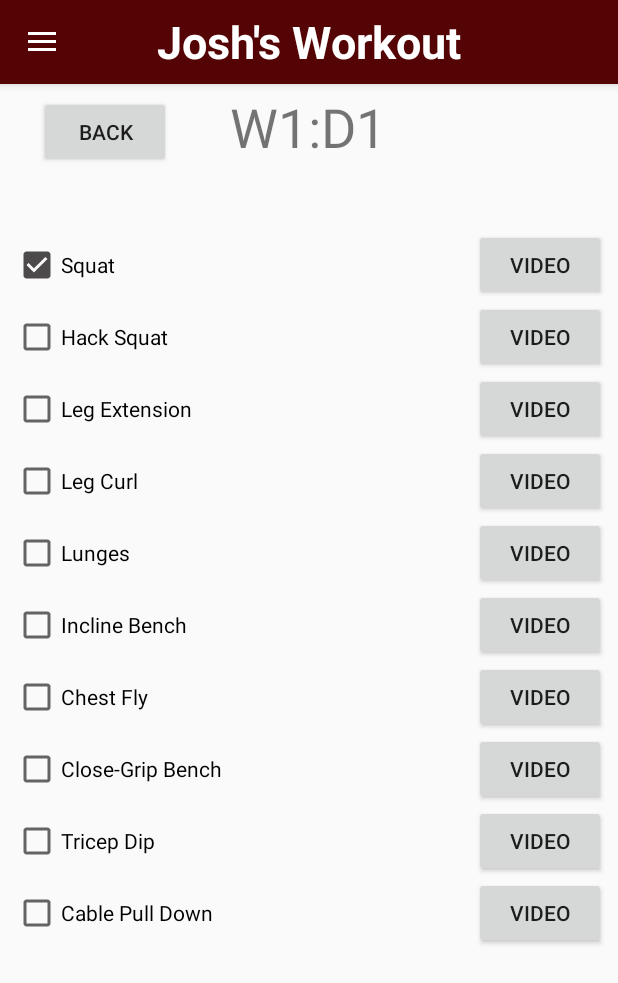
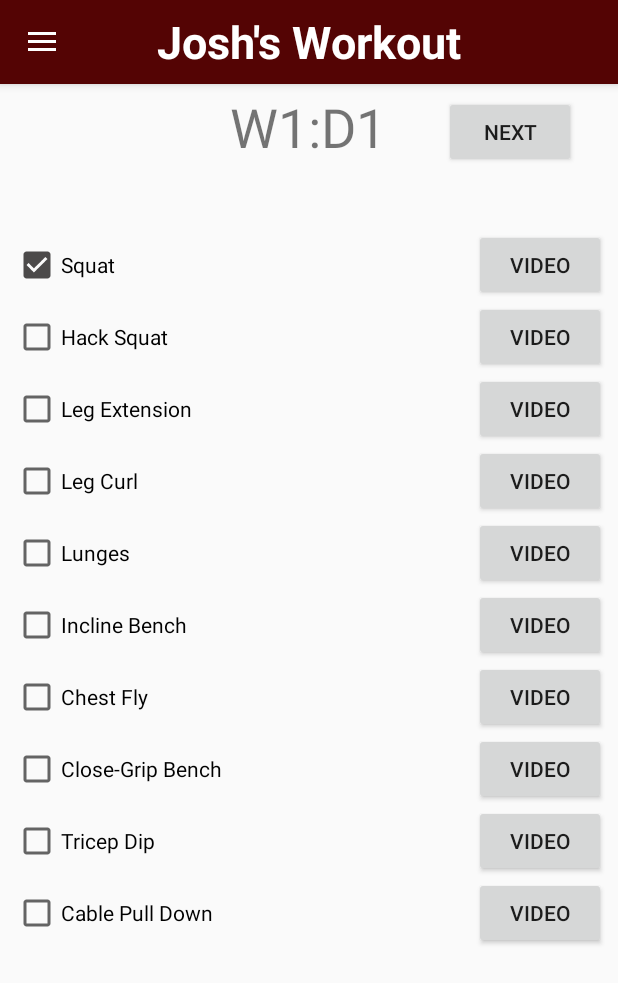
Before and after one commit to joshrap67/LiteWeight, an Android app: the screen it shows after launch (MainActivity), on a phone screen of 412 x 824 dp. Shown: the top 983 px of the screen. Run offline under Robolectric (Android 15) with nearby library versions, the phone set to English and light mode, and no system bars.

Commit message:
Can now cycle through each day of the workout file. Need to implement saving the day which the user was last on before exiting

```diff
--- a/app/src/main/assets/currentDay.txt
+++ /dev/null
@@ -1 +0,0 @@
-W1:D1
--- /dev/null
+++ b/app/src/main/assets/currentWorkout.txt
@@ -0,0 +1 @@
+Workout.txt*1
--- a/app/src/main/java/com/example/workoutmadness/NewWorkoutFragment.java
+++ b/app/src/main/java/com/example/workoutmadness/NewWorkoutFragment.java
@@ -1,6 +1,5 @@
 package com.example.workoutmadness;
 
-import android.app.Activity;
 import android.os.Bundle;
 import android.support.annotation.NonNull;
 import android.support.annotation.Nullable;
@@ -9,8 +8,6 @@
 import android.view.LayoutInflater;
 import android.view.View;
 import android.view.ViewGroup;
-import android.view.inputmethod.EditorInfo;
-import android.view.inputmethod.InputMethodManager;
 import android.widget.Button;
 import android.widget.EditText;
 import android.widget.TextView;
--- a/app/src/main/java/com/example/workoutmadness/WorkoutFragment.java
+++ b/app/src/main/java/com/example/workoutmadness/WorkoutFragment.java
@@ -21,14 +21,21 @@
 public class WorkoutFragment extends Fragment {
     private View view;
     private TextView dayTV;
-    private String currentDay, SPLIT_DELIM ="\\*", END_DAY_DELIM="END DAY", WORKOUT_FILE="workout.txt";
-    private boolean modified=false;
+    TableLayout table;
+    private Button forwardButton, backButton;
+    private int currentDayNum=1;
+    private String currentDay, SPLIT_DELIM ="\\*", END_DAY_DELIM="END DAY", END_CYCLE_DELIM="END", START_CYCLE_DELIM="START",
+            DAY_DELIM="TIME", WORKOUT_FILE="Workout.txt", CURRENT_WORKOUT = "currentWorkout.txt";
+    private boolean modified=false, lastDay=false, firstDay=false;
 
     @Nullable
     @Override
     public View onCreateView(@NonNull LayoutInflater inflater, @Nullable ViewGroup container, @Nullable Bundle savedInstanceState) {
         view = inflater.inflate(R.layout.fragment_workout,container,false);
-        getCurrentDay();
+        forwardButton = view.findViewById(R.id.forwardButton);
+        backButton = view.findViewById(R.id.previousDayButton);
+        table = (TableLayout) view.findViewById(R.id.main_table);
+        getCurrentDayNumber();
         populateWorkouts();
         return view;
     }
@@ -38,29 +45,62 @@
         Populates workouts based on the currently selected workout.
          */
         // get the workout name and update the toolbar with the name
+
         String workoutName = "Josh's Workout";
         ((MainActivity)getActivity()).updateToolbarTitle(workoutName);
-        //first find the right spot in the file
-        currentDay = getCurrentDay();
         BufferedReader reader = null;
-        TableLayout ll = (TableLayout) view.findViewById(R.id.main_table);
         try{
-            reader = new BufferedReader(new InputStreamReader(getContext().getAssets().open("Workout.txt")));
+            reader = new BufferedReader(new InputStreamReader(getContext().getAssets().open(WORKOUT_FILE)));
+            String line;
             while(true){
-                // TODO make this a for loop!
-                String line=reader.readLine();
-                String day = findDay(line);
-                Log.d("ERROR",line);
-                if(day!=null&&day.equalsIgnoreCase(currentDay)){
-//                    currentDay=line.split(SPLIT_DELIM)[1];
+                // TODO make this a for loop
+                line=reader.readLine();
+                String day = findDay(line); // the day
+                if(day!=null){
                     dayTV = view.findViewById(R.id.dayTextView);
-                    dayTV.setText(currentDay);
+                    dayTV.setText(day);
                     break;
                 }
             }
+            // set up the forward and back buttons
+            if(firstDay){
+                backButton.setVisibility(View.INVISIBLE);
+            }
+            else{
+                backButton.setVisibility(View.VISIBLE);
+                backButton.setOnClickListener(new View.OnClickListener() {
+                    @Override
+                    public void onClick(View v) {
+                        currentDayNum--;
+                        lastDay=false;
+                        table.removeAllViews();
+                        populateWorkouts();
+                    }
+                });
+            }
+            if(lastDay){
+                // TODO reset cycle
+                forwardButton.setText("RESET");
+                forwardButton.setOnClickListener(new View.OnClickListener() {
+                    @Override
+                    public void onClick(View v) {
 
+                    }
+                });
+            }
+            else{
+                forwardButton.setText("Next");
+                forwardButton.setOnClickListener(new View.OnClickListener() {
+                    @Override
+                    public void onClick(View v) {
+                        currentDayNum++;
+                        firstDay=false;
+                        table.removeAllViews();
+                        populateWorkouts();
+                    }
+                });
+            }
             // Now, loop through and populate the scroll view with all the exercises in this day
-            String line;
             int count =0;
             while(!(line=reader.readLine()).equalsIgnoreCase(END_DAY_DELIM)){
                 final String[] strings = line.split(SPLIT_DELIM);
@@ -98,7 +138,7 @@
                     }
                 });
                 row.addView(videoButton);
-                ll.addView(row,count);
+                table.addView(row,count);
                 count++;
             }
             reader.close();
@@ -111,15 +151,29 @@
     public String findDay(String _data){
         /*
             This method is used to parse a line of the workout text file. It splits the line on the given
-            delimiter and then returns that value of the day.
+            delimiter and then returns that title of the day.
          */
         if(_data==null){
             return null;
         }
         String[] strings = _data.split(SPLIT_DELIM);
-        if(strings[0].equalsIgnoreCase("time")){
-            return strings[1];
+        String delim = strings[0];
+        if(delim.equalsIgnoreCase(DAY_DELIM)){
+            // found a line that represents a day, see if it's the day we are indeed looking for by using the day number
+            if(Integer.parseInt(strings[2])==currentDayNum){
+                if(strings.length==4){
+                    if(strings[3].equalsIgnoreCase(START_CYCLE_DELIM)){
+                        firstDay = true;
+                    }
+                    else if(strings[3].equalsIgnoreCase(END_CYCLE_DELIM)){
+                        lastDay = true;
+                    }
+                }
+                // return the title of said day, not the day number
+                return strings[1];
+            }
         }
+        // no day was found, return null to signal error
         return null;
     }
 
@@ -131,22 +185,22 @@
         return modified;
     }
 
-    public String getCurrentDay(){
+    public void getCurrentDayNumber(){
         /*
             This method ensures that when the app is closed and re-opened, it will pick up where the user
-            last left off. It looks into the currentDay text file and simply returns the day.
+            last left off. It looks into the currentDay text file and simply returns the number corresponding to what day the user is on.
          */
         BufferedReader reader = null;
         try{
-            reader = new BufferedReader(new InputStreamReader(getContext().getAssets().open("currentDay.txt")));
-            String day = reader.readLine();
+            reader = new BufferedReader(new InputStreamReader(getContext().getAssets().open(CURRENT_WORKOUT)));
+            int dayNumber = Integer.parseInt(reader.readLine().split(SPLIT_DELIM)[1]);
             reader.close();
-            return day;
+            currentDayNum = dayNumber;
         }
         catch (Exception e){
 
             Log.d("ERROR","Error when trying to read day file!");
-            return null;
+            currentDayNum=-1;
         }
 
     }
--- a/app/src/main/res/layout/fragment_workout.xml
+++ b/app/src/main/res/layout/fragment_workout.xml
@@ -38,6 +38,24 @@
         app:layout_constraintTop_toTopOf="parent"
         app:layout_constraintVertical_bias="0.0" />
 
+    <Button
+        android:id="@+id/forwardButton"
+        android:layout_width="wrap_content"
+        android:layout_height="wrap_content"
+        android:layout_marginStart="8dp"
+        android:layout_marginLeft="8dp"
+        android:layout_marginTop="8dp"
+        android:layout_marginEnd="8dp"
+        android:layout_marginRight="8dp"
+        android:layout_marginBottom="8dp"
+        android:text="@string/forward_button"
+        app:layout_constraintBottom_toTopOf="@+id/scrollView"
+        app:layout_constraintEnd_toEndOf="parent"
+        app:layout_constraintHorizontal_bias="0.6"
+        app:layout_constraintStart_toEndOf="@+id/dayTextView"
+        app:layout_constraintTop_toTopOf="parent"
+        app:layout_constraintVertical_bias="0.0" />
+
     <ScrollView
         android:id="@+id/scrollView"
         android:layout_width="395dp"
@@ -60,4 +78,5 @@
             android:stretchColumns="0" />
     </ScrollView>
 
+
 </android.support.constraint.ConstraintLayout>
--- a/app/src/main/res/values/strings.xml
+++ b/app/src/main/res/values/strings.xml
@@ -20,4 +20,5 @@
     <string name="nav_workout_icon_title">Current Workout</string>
     <string name="nav_create_icon_title">Create Workout</string>
     <string name="nav_list_icon_title">My Workouts</string>
+    <string name="forward_button">Next</string>
 </resources>
```
Also changed, not shown: app/src/main/assets/Workout.txt (+16 -16 lines), app/src/main/java/com/example/workoutmadness/MainActivity.java (+41 -54 lines), app/src/main/java/com/example/workoutmadness/MyWorkoutFragment.java (added, +20 -0 lines), app/src/main/res/layout/fragment_my_workouts.xml (added, +60 -0 lines).
